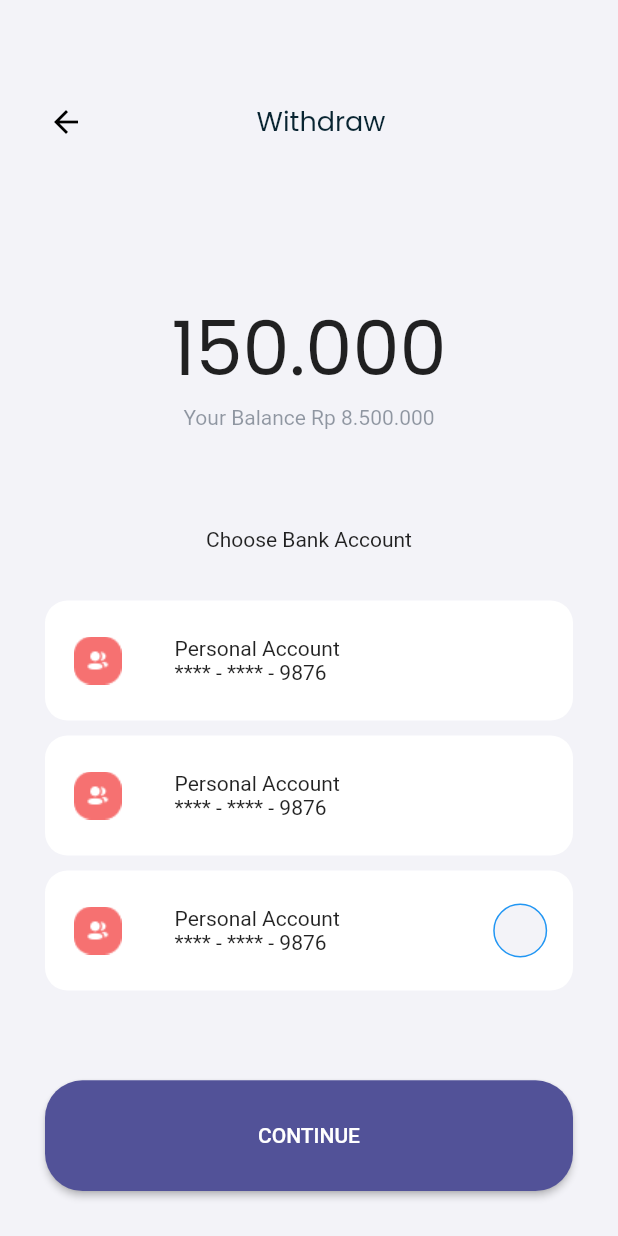
After one commit to bagashyt/digital-wallet-ui, a Flutter app: the WithdrawScreen screen opened directly, on a phone screen of 412 x 824 dp. The commit adds this screen. Run offline on Flutter 3.47's test engine with Material 2 defaults, Android fonts, the phone set to English and light mode, and no system bars; our stand-ins replace google_fonts, slider_button.

Commit message:
add layout withdraw

```diff
--- a/lib/constant/constant.dart
+++ b/lib/constant/constant.dart
@@ -6,6 +6,7 @@ const Color kPurpleColor = Color(0XFF525298);
 const Color kValueColor = Color(0xFF2C2C63);
 const Color kLiteColor = Color(0X802C3A4B);
 final fontPoppin = GoogleFonts.poppins();
+const double kHorizontalPadding = 30.0;
 
 final TextStyle kBodyTextStyle = GoogleFonts.poppins(
     fontSize: 14, color: const Color(0x80082431), fontWeight: FontWeight.w400);
--- a/lib/screen/electric_bill_screen.dart
+++ b/lib/screen/electric_bill_screen.dart
@@ -1,4 +1,5 @@
 import 'package:digital_wallet/constant/constant.dart';
+import 'package:digital_wallet/widget/common_button.dart';
 import 'package:digital_wallet/widget/custom_appbar.dart';
 import 'package:digital_wallet/widget/item_electric_bill.dart';
 import 'package:flutter/material.dart';
@@ -90,23 +91,12 @@ class ElectricBillScreen extends StatelessWidget {
                         title: 'Month',
                         value: 'September 2020',
                       ),
-                      SizedBox(
+                      const SizedBox(
                         height: 30,
                       ),
-                      Spacer(),
-                      Container(
-                        width: MediaQuery.of(context).size.width,
-                        child: ElevatedButton(
-                          onPressed: () {},
-                          child: Padding(
-                            padding: const EdgeInsets.all(19.0),
-                            child: Text('CONTINUE'),
-                          ),
-                          style: ElevatedButton.styleFrom(
-                              primary: Color(0xff525298),
-                              shape: RoundedRectangleBorder(
-                                  borderRadius: BorderRadius.circular(25))),
-                        ),
+                      const Spacer(),
+                      const CommonButton(
+                        title: 'CONTINUE',
                       ),
                     ],
                   ),
--- /dev/null
+++ b/lib/screen/withdraw_screen.dart
@@ -0,0 +1,103 @@
+import 'package:digital_wallet/constant/constant.dart';
+import 'package:digital_wallet/widget/card_profile.dart';
+import 'package:digital_wallet/widget/common_button.dart';
+import 'package:digital_wallet/widget/custom_appbar.dart';
+import 'package:flutter/material.dart';
+
+class WithdrawScreen extends StatefulWidget {
+  WithdrawScreen({Key? key}) : super(key: key);
+
+  @override
+  State<WithdrawScreen> createState() => _WithdrawScreenState();
+}
+
+class _WithdrawScreenState extends State<WithdrawScreen> {
+  bool selected = false;
+
+  Color _colorChange() {
+    Color colour = kBodyColor;
+    setState(() {
+      (selected == false) ? colour : colour = Colors.blue;
+    });
+    return colour;
+  }
+
+  @override
+  Widget build(BuildContext context) {
+    return Scaffold(
+      appBar: const CustomAppBar(
+          title: 'Withdraw', icon: Icons.arrow_back, color: kBodyColor),
+      backgroundColor: kBodyColor,
+      body: SafeArea(
+          child: Padding(
+        padding: const EdgeInsets.symmetric(
+            horizontal: kHorizontalPadding, vertical: kHorizontalPadding),
+        child: Column(
+          children: [
+            Expanded(
+                flex: 3,
+                child: Column(
+                  mainAxisAlignment: MainAxisAlignment.center,
+                  children: [
+                    Text('150.000',
+                        style: fontPoppin.copyWith(
+                          fontSize: 50,
+                          fontWeight: FontWeight.w400,
+                        )),
+                    Text(
+                      'Your Balance Rp 8.500.000',
+                      style: TextStyle(color: kLiteColor),
+                    )
+                  ],
+                )),
+            Expanded(
+              flex: 5,
+              child: Container(
+                child: Column(
+                  children: [
+                    Text('Choose Bank Account'),
+                    SizedBox(height: 28),
+                    CardProfile(
+                      name: 'Personal Account',
+                      value: '**** - **** - 9876',
+                      image: 'images/request_payment_icon.png',
+                      color: Colors.white,
+                    ),
+                    CardProfile(
+                      name: 'Personal Account',
+                      value: '**** - **** - 9876',
+                      image: 'images/request_payment_icon.png',
+                      color: Colors.white,
+                    ),
+                    CardProfile(
+                        name: 'Personal Account',
+                        value: '**** - **** - 9876',
+                        image: 'images/request_payment_icon.png',
+                        color: Colors.white,
+                        widget: GestureDetector(
+                          onTap: () {
+                            selected = true;
+                          },
+                          child: Container(
+                            height: 36,
+                            width: 36,
+                            decoration: BoxDecoration(
+                              color: _colorChange(),
+                              shape: BoxShape.circle,
+                              border: Border.all(
+                                color: Colors.blue,
+                              ),
+                            ),
+                          ),
+                        )),
+                  ],
+                ),
+              ),
+            ),
+            Expanded(child: CommonButton(title: 'CONTINUE'))
+          ],
+        ),
+      )),
+    );
+  }
+}
--- a/lib/widget/card_profile.dart
+++ b/lib/widget/card_profile.dart
@@ -20,7 +20,7 @@ class CardProfile extends StatelessWidget {
   @override
   Widget build(BuildContext context) {
     return Container(
-      margin: const EdgeInsets.symmetric(horizontal: 30.0),
+      margin: const EdgeInsets.symmetric(vertical: 5.0),
       height: 80,
       decoration: BoxDecoration(
           color: color, borderRadius: BorderRadius.all(Radius.circular(15))),
--- /dev/null
+++ b/lib/widget/common_button.dart
@@ -0,0 +1,25 @@
+import 'package:flutter/material.dart';
+
+class CommonButton extends StatelessWidget {
+  final String title;
+
+  const CommonButton({Key? key, required this.title}) : super(key: key);
+
+  @override
+  Widget build(BuildContext context) {
+    return Container(
+      width: MediaQuery.of(context).size.width,
+      child: ElevatedButton(
+        onPressed: () {},
+        child: Padding(
+          padding: const EdgeInsets.all(19.0),
+          child: Text(title),
+        ),
+        style: ElevatedButton.styleFrom(
+            primary: Color(0xff525298),
+            shape: RoundedRectangleBorder(
+                borderRadius: BorderRadius.circular(25))),
+      ),
+    );
+  }
+}
```
